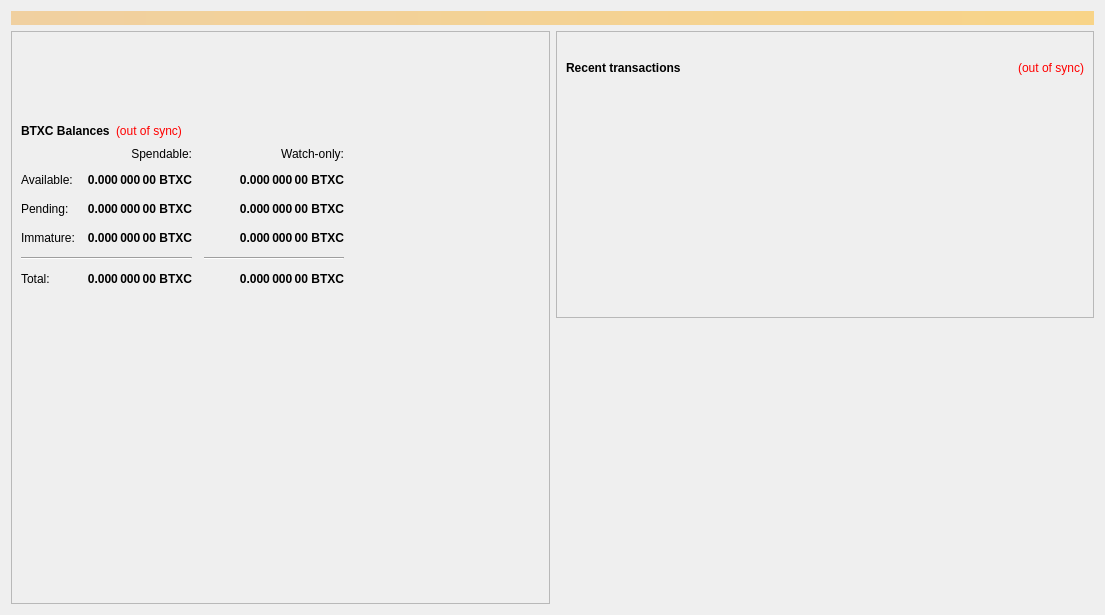
Old version of the form src/qt/forms/overviewpage.ui in the repository bettexproject/bettexcoin.
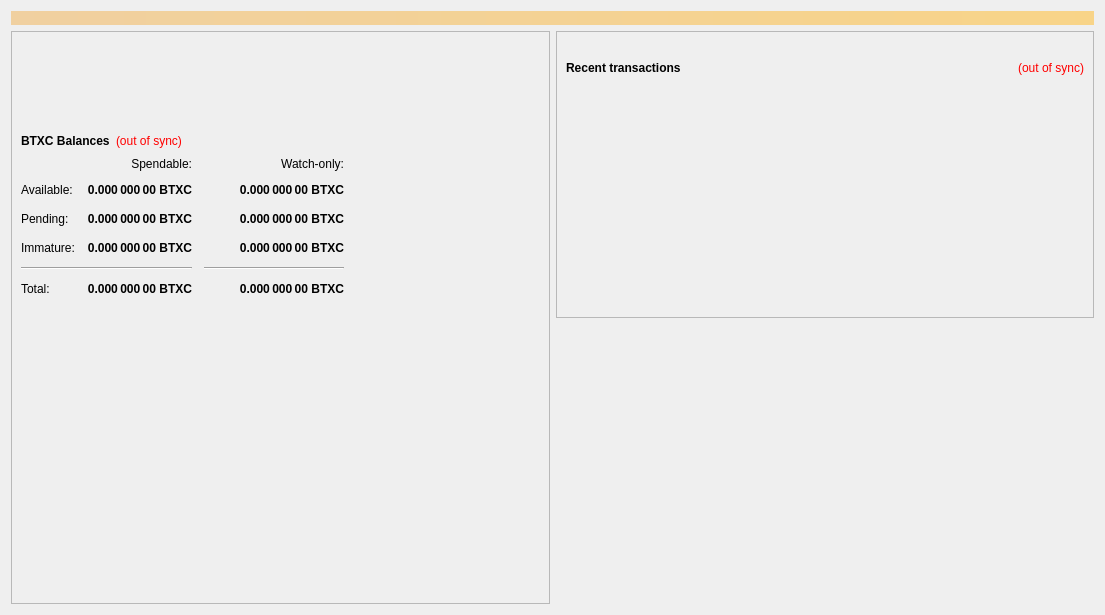
New version of the form.

The edit to the form file:
```diff
--- a/src/qt/forms/overviewpage.ui
+++ b/src/qt/forms/overviewpage.ui
@@ -60,7 +60,7 @@
             <property name="sizeHint" stdset="0">
              <size>
               <width>20</width>
-              <height>80</height>
+              <height>90</height>
              </size>
             </property>
            </spacer>
```
